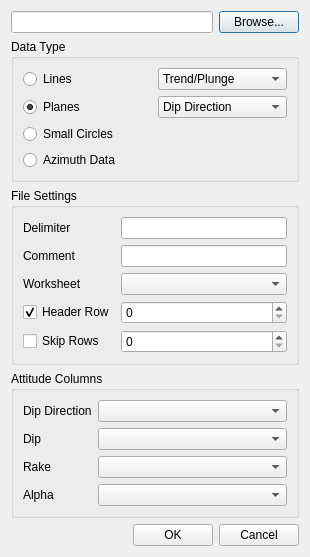
Above: ui_files/import_dialog.ui from spamlab-iee/os before the change. Below: the same form after it.
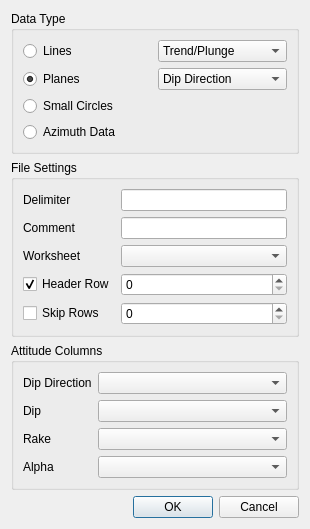
That is the form after the change.

Patch:
```diff
--- a/ui_files/import_dialog.ui
+++ b/ui_files/import_dialog.ui
@@ -7,31 +7,13 @@
     <x>0</x>
     <y>0</y>
     <width>310</width>
-    <height>552</height>
+    <height>484</height>
    </rect>
   </property>
   <property name="windowTitle">
    <string>Import Data</string>
   </property>
   <layout class="QVBoxLayout" name="verticalLayout_2">
-   <item>
-    <layout class="QHBoxLayout" name="horizontalLayout_2">
-     <item>
-      <widget class="QLineEdit" name="fname">
-       <property name="readOnly">
-        <bool>false</bool>
-       </property>
-      </widget>
-     </item>
-     <item>
-      <widget class="QPushButton" name="browse">
-       <property name="text">
-        <string>Browse...</string>
-       </property>
-      </widget>
-     </item>
-    </layout>
-   </item>
    <item>
     <widget class="QGroupBox" name="groupBox">
      <property name="title">
```
Left out of the diff: 2 changed lines with no effect on the pictures.
